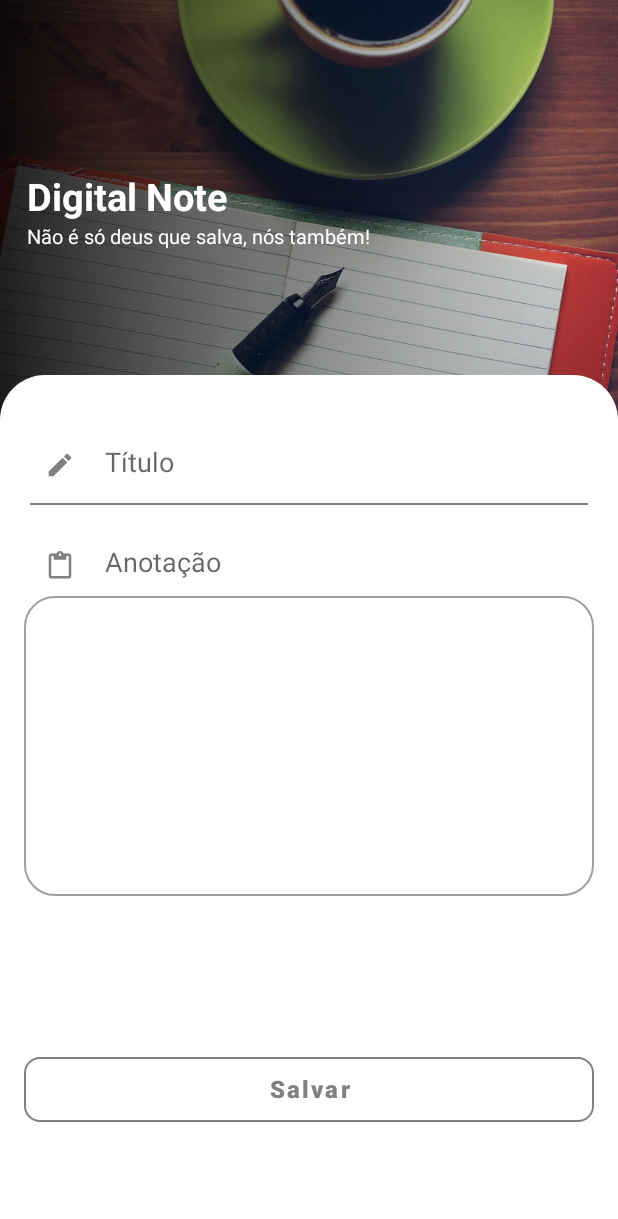
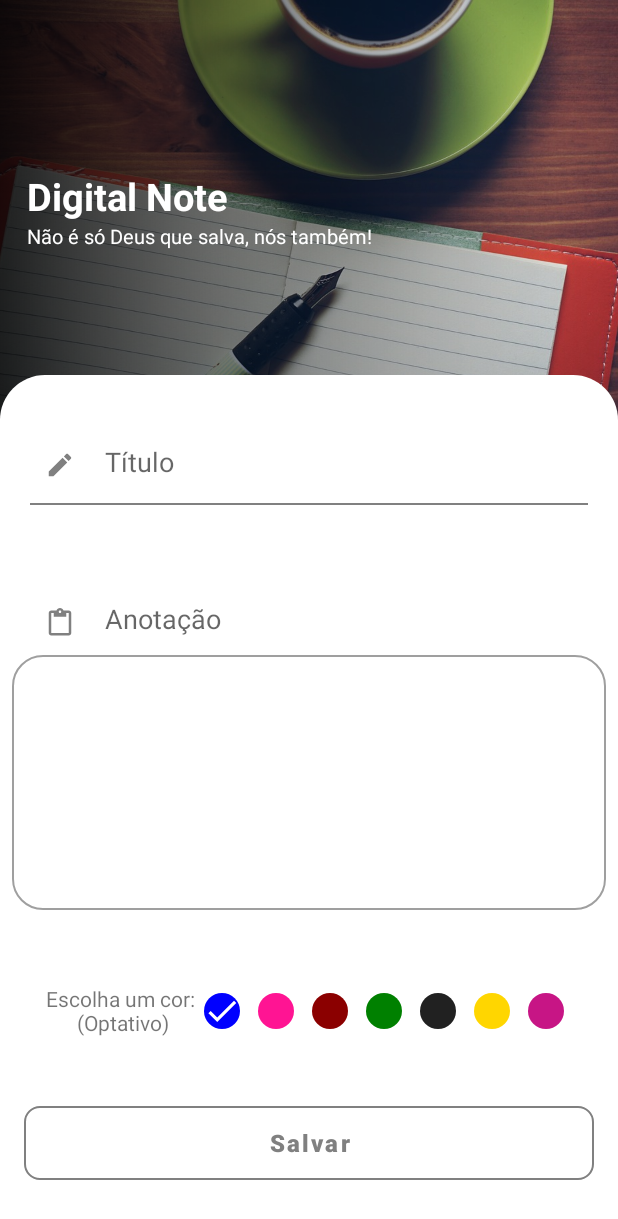
Before and after one commit to jeduardosa/Portifolio, an Android app: the EditNoteActivity screen opened directly, with no data from a screen before it, on a phone screen of 412 x 824 dp. Shown: the top 1219 px of the screen. Run offline under Robolectric (Android 15) with nearby library versions, the phone set to English and light mode, and no system bars.

Commit message:
update: form notes layout modif

```diff
--- /dev/null
+++ b/app/src/main/res/drawable/ic_check.xml
@@ -0,0 +1,5 @@
+<vector android:height="24dp" android:tint="#FFFFFF"
+    android:viewportHeight="24" android:viewportWidth="24"
+    android:width="24dp" xmlns:android="http://schemas.android.com/apk/res/android">
+    <path android:fillColor="@android:color/white" android:pathData="M9,16.17L4.83,12l-1.42,1.41L9,19 21,7l-1.41,-1.41z"/>
+</vector>
--- /dev/null
+++ b/app/src/main/res/drawable/ic_star.xml
@@ -0,0 +1,5 @@
+<vector android:height="24dp" android:tint="#000000"
+    android:viewportHeight="24" android:viewportWidth="24"
+    android:width="24dp" xmlns:android="http://schemas.android.com/apk/res/android">
+    <path android:fillColor="@android:color/white" android:pathData="M12,17.27L18.18,21l-1.64,-7.03L22,9.24l-7.19,-0.61L12,2 9.19,8.63 2,9.24l5.46,4.73L5.82,21z"/>
+</vector>
--- a/app/src/main/res/drawable/style_button_background.xml
+++ b/app/src/main/res/drawable/style_button_background.xml
@@ -3,7 +3,7 @@
     <item>
         <shape
             android:shape="rectangle">
-            <stroke android:width="1dp" android:color="@color/colorTextHint" />
+            <stroke android:width="1dp" android:color="@color/secondaryLightColor" />
             <solid android:color="#00FF0000" />
             <corners android:radius="10dp"/>
         </shape>
--- /dev/null
+++ b/app/src/main/res/drawable/style_pick_note_color.xml
@@ -0,0 +1,10 @@
+<?xml version="1.0" encoding="utf-8"?>
+<shape xmlns:android="http://schemas.android.com/apk/res/android"
+    android:shape="rectangle">
+
+    <stroke
+        android:width="1dp"
+        android:color="@android:color/transparent" />
+    <corners android:radius="20dp" />
+
+</shape>
--- a/app/src/main/res/layout/activity_edit_note.xml
+++ b/app/src/main/res/layout/activity_edit_note.xml
@@ -61,6 +61,7 @@
         app:layout_constraintStart_toStartOf="parent" />
 
     <androidx.constraintlayout.widget.ConstraintLayout
+        android:id="@+id/constraintLayout"
         android:layout_width="match_parent"
         android:layout_height="0dp"
         android:background="@drawable/style_camp_text_background"
@@ -81,8 +82,7 @@
         android:imeOptions="actionNext"
         android:paddingStart="60dp"
         android:paddingEnd="10dp"
-        app:layout_constraintTop_toBottomOf="@id/imageHeader"
-        tools:ignore="Autofill" />
+        app:layout_constraintTop_toBottomOf="@id/imageHeader" />
 
     <ImageView
         android:layout_width="20dp"
@@ -92,7 +92,7 @@
         android:src="@drawable/ic_writing"
         app:layout_constraintStart_toStartOf="@+id/editTitle"
         app:layout_constraintTop_toTopOf="@+id/editTitle"
-        app:tint="@color/colorTextHint" />
+        app:tint="@color/secondaryLightColor" />
 
     <View
         android:id="@+id/viewDividerForTitle"
@@ -101,16 +101,17 @@
         android:layout_marginStart="20dp"
         android:layout_marginTop="10dp"
         android:layout_marginEnd="20dp"
-        android:background="@color/colorTextHint"
+        android:background="@color/secondaryLightColor"
         app:layout_constraintTop_toBottomOf="@+id/editTitle" />
 
     <androidx.constraintlayout.widget.ConstraintLayout
         android:id="@+id/constraintLayoutAnnotation"
         android:layout_width="match_parent"
-        android:layout_height="250dp"
+        android:layout_height="210dp"
         android:layout_marginTop="25dp"
         android:background="@null"
-        app:layout_constraintTop_toBottomOf="@id/viewDividerForTitle">
+        app:layout_constraintTop_toBottomOf="@id/viewDividerForTitle"
+        app:layout_constraintBottom_toTopOf="@+id/linearNoteColor">
 
         <TextView
             android:id="@+id/textAnnotation"
@@ -127,20 +128,6 @@
             app:layout_constraintTop_toBottomOf="@+id/viewDividerForTitle"
             tools:ignore="NotSibling" />
 
-        <EditText
-            android:id="@+id/editAnnotation"
-            android:layout_width="match_parent"
-            android:layout_height="200dp"
-            android:layout_marginStart="10dp"
-            android:layout_marginTop="35dp"
-            android:layout_marginEnd="10dp"
-            android:background="@android:color/transparent"
-            android:gravity="start|left"
-            android:paddingStart="60dp"
-            android:paddingEnd="10dp"
-            app:layout_constraintTop_toTopOf="@id/textAnnotation"
-            tools:ignore="NotSibling" />
-
         <ImageView
             android:layout_width="20dp"
             android:layout_height="20dp"
@@ -149,51 +136,137 @@
             android:src="@drawable/ic_clipboard"
             app:layout_constraintStart_toStartOf="@+id/textAnnotation"
             app:layout_constraintTop_toTopOf="@+id/textAnnotation"
-            app:tint="@color/colorTextHint" />
+            app:tint="@color/secondaryLightColor" />
+
+        <EditText
+            android:id="@+id/editAnnotation"
+            android:layout_width="match_parent"
+            android:layout_height="170dp"
+            android:layout_marginStart="8dp"
+            android:layout_marginTop="12dp"
+            android:layout_marginEnd="8dp"
+            android:background="@android:color/transparent"
+            android:gravity="start|left"
+            android:paddingStart="60dp"
+            android:paddingEnd="10dp"
+            app:layout_constraintEnd_toEndOf="parent"
+            app:layout_constraintStart_toStartOf="parent"
+            app:layout_constraintTop_toBottomOf="@id/textAnnotation"/>
 
         <View
             android:id="@+id/viewDividerForAnnotation"
             android:layout_width="match_parent"
-            android:layout_height="200dp"
-            android:layout_marginStart="16dp"
-            android:layout_marginEnd="16dp"
+            android:layout_height="170dp"
+            android:layout_marginStart="8dp"
+            android:layout_marginTop="12dp"
+            android:layout_marginEnd="8dp"
             android:background="@drawable/style_layer_list"
             app:layout_constraintEnd_toEndOf="parent"
             app:layout_constraintStart_toStartOf="parent"
-            app:layout_constraintTop_toTopOf="@+id/editAnnotation" />
+            app:layout_constraintTop_toBottomOf="@id/textAnnotation" />
 
     </androidx.constraintlayout.widget.ConstraintLayout>
+
+    <LinearLayout
+        android:id="@+id/linearNoteColor"
+        android:layout_width="wrap_content"
+        android:layout_height="wrap_content"
+        android:orientation="horizontal"
+        android:layout_marginTop="8dp"
+        app:layout_constraintBottom_toTopOf="@+id/btnSalvar"
+        app:layout_constraintEnd_toEndOf="parent"
+        app:layout_constraintStart_toStartOf="parent"
+        app:layout_constraintTop_toBottomOf="@+id/constraintLayoutAnnotation">
+
+        <TextView
+            android:id="@+id/textNoteColor"
+            android:layout_width="wrap_content"
+            android:layout_height="wrap_content"
+            android:text="Escolha um cor:\n (Optativo)"
+            android:textAlignment="center" />
+
+        <ImageView
+            android:layout_width="25dp"
+            android:layout_height="25dp"
+            android:layout_margin="5dp"
+            android:backgroundTint="@color/blue"
+            android:background="@drawable/style_pick_note_color"
+            android:src="@drawable/ic_check"
+            />
+
+        <ImageView
+            android:layout_width="25dp"
+            android:layout_height="25dp"
+            android:layout_margin="5dp"
+            android:backgroundTint="@color/deepPink"
+            android:background="@drawable/style_pick_note_color" />
+
+        <ImageView
+            android:layout_width="25dp"
+            android:layout_height="25dp"
+            android:layout_margin="5dp"
+            android:backgroundTint="@color/dark_red"
+            android:background="@drawable/style_pick_note_color" />
+
+        <ImageView
+            android:layout_width="25dp"
+            android:layout_height="25dp"
+            android:layout_margin="5dp"
+            android:backgroundTint="@color/green"
+            android:background="@drawable/style_pick_note_color" />
+
+        <ImageView
+            android:layout_width="25dp"
+            android:layout_height="25dp"
+            android:layout_margin="5dp"
+            android:backgroundTint="@color/gray"
+            android:background="@drawable/style_pick_note_color" />
+
+        <ImageView
+            android:layout_width="25dp"
+            android:layout_height="25dp"
+            android:layout_margin="5dp"
+            android:backgroundTint="@color/primaryColor"
+            android:background="@drawable/style_pick_note_color"/>
+
+        <ImageView
+            android:layout_width="25dp"
+            android:layout_height="25dp"
+            android:layout_margin="5dp"
+            android:backgroundTint="@color/MediumVioletRed"
+            android:background="@drawable/style_pick_note_color" />
+
+    </LinearLayout>
 
     <Button
         android:id="@+id/btnSalvar"
         android:layout_width="match_parent"
         android:layout_height="wrap_content"
         android:layout_marginStart="16dp"
-        android:layout_marginTop="16dp"
+        android:layout_marginTop="8dp"
         android:layout_marginEnd="16dp"
         android:background="@android:color/transparent"
         android:text="@string/save"
         android:textAllCaps="false"
-        android:textColor="@color/colorTextHint"
+        android:textColor="@color/secondaryLightColor"
         android:textSize="16sp"
         android:textStyle="bold"
+        app:layout_constraintTop_toBottomOf="@+id/linearNoteColor"
         app:layout_constraintBottom_toBottomOf="parent"
         app:layout_constraintEnd_toEndOf="parent"
-        app:layout_constraintStart_toStartOf="parent"
-        app:layout_constraintTop_toBottomOf="@+id/constraintLayoutAnnotation"
-        tools:ignore="NotSibling" />
+        app:layout_constraintStart_toStartOf="parent" />
 
     <View
         android:id="@+id/viewbtnSalvar"
         android:layout_width="match_parent"
-        android:layout_height="43dp"
+        android:layout_height="49dp"
         android:layout_marginStart="16dp"
-        android:layout_marginTop="16dp"
+        android:layout_marginTop="8dp"
         android:layout_marginEnd="16dp"
         android:background="@drawable/style_button_background"
+        app:layout_constraintTop_toBottomOf="@+id/linearNoteColor"
         app:layout_constraintBottom_toBottomOf="parent"
         app:layout_constraintEnd_toEndOf="parent"
-        app:layout_constraintStart_toStartOf="parent"
-        app:layout_constraintTop_toBottomOf="@+id/constraintLayoutAnnotation" />
+        app:layout_constraintStart_toStartOf="parent" />
 
 </androidx.constraintlayout.widget.ConstraintLayout>
--- a/app/src/main/res/values-night/strings.xml
+++ b/app/src/main/res/values-night/strings.xml
@@ -5,18 +5,15 @@
 
     <string name="txtUltimaedicao">Ultima edição: </string>
     <string name="title_activity_edit_details_note">EditDetailsNote</string>
-    <string name="first_fragment_label">First Fragment</string>
-    <string name="second_fragment_label">Second Fragment</string>
     <string name="next">Next</string>
     <string name="previous">Previous</string>
 
-    <string name="hello_first_fragment">Hello first fragment</string>
-    <string name="hello_second_fragment">Hello second fragment. Arg: %1$s</string>
     <string name="title_activity_note_list">NoteListActivity</string>
     <string name="titulo">Título</string>
     <string name="anotacao">Digite sua anotação</string>
     <string name="title">Título</string>
     <string name="annotation">Anotação</string>
     <string name="save">Salvar</string>
-    <string name="tag_line_text">Não é só deus que salva, nós também!</string>
+    <string name="tag_line_text">Não é só Deus que salva, nós também!</string>
+    <string name="txtCreateDate">Criado em:</string>
 </resources>
--- a/app/src/main/res/values/colors.xml
+++ b/app/src/main/res/values/colors.xml
@@ -3,21 +3,22 @@
     <color name="black">#FF000000</color>
     <color name="gray">#212121</color>
     <color name="white">#FFFFFFFF</color>
+    <color name="blue">#0000FF</color>
+    <color name="dark_red">#8B0000</color>
+    <color name="green">#008000</color>
+    <color name="deepPink">#FF1493</color>
+    <color name="MediumVioletRed">#C71585</color>
 
     <color name="primaryColor">#ffd600</color>
     <color name="primaryLightColor">#ffff52</color>
     <color name="primaryDarkColor">#c7a500</color>
     <color name="secondaryColor">#212121</color>
-    <color name="secondaryLightColor">#484848</color>
+    <color name="secondaryLightColor">#808080</color>
     <color name="secondaryDarkColor">#000000</color>
     <color name="primaryTextColor">#000000</color>
     <color name="secondaryTextColor">#ffffff</color>
 
     <color name="colorLayerSemiDark">#60000000</color>
     <color name="colorLayerDark">#D6000000</color>
-    <color name="colorTextPrimary">#212121</color>
-    <color name="colorTextHint">#808080</color>
-
-
 
 </resources>
--- a/app/src/main/res/values/strings.xml
+++ b/app/src/main/res/values/strings.xml
@@ -4,18 +4,15 @@
 
     <string name="txtUltimaedicao">Ultima edição: </string>
     <string name="title_activity_edit_details_note">EditDetailsNote</string>
-    <string name="first_fragment_label">First Fragment</string>
-    <string name="second_fragment_label">Second Fragment</string>
     <string name="next">Next</string>
     <string name="previous">Previous</string>
 
-    <string name="hello_first_fragment">Hello first fragment</string>
-    <string name="hello_second_fragment">Hello second fragment. Arg: %1$s</string>
     <string name="title_activity_note_list">NoteListActivity</string>
     <string name="titulo">Título</string>
     <string name="anotacao">Digite sua anotação</string>
     <string name="title">Título</string>
     <string name="annotation">Anotação</string>
     <string name="save">Salvar</string>
-    <string name="tag_line_text">Não é só deus que salva, nós também!</string>
+    <string name="tag_line_text">Não é só Deus que salva, nós também!</string>
+    <string name="txtCreateDate">Criado em:</string>
 </resources>
```
Also changed, not shown: app/src/main/res/layout/note_model_list.xml (+43 -15 lines), app/src/main/res/navigation/nav_graph.xml (deleted, +0 -28 lines).
